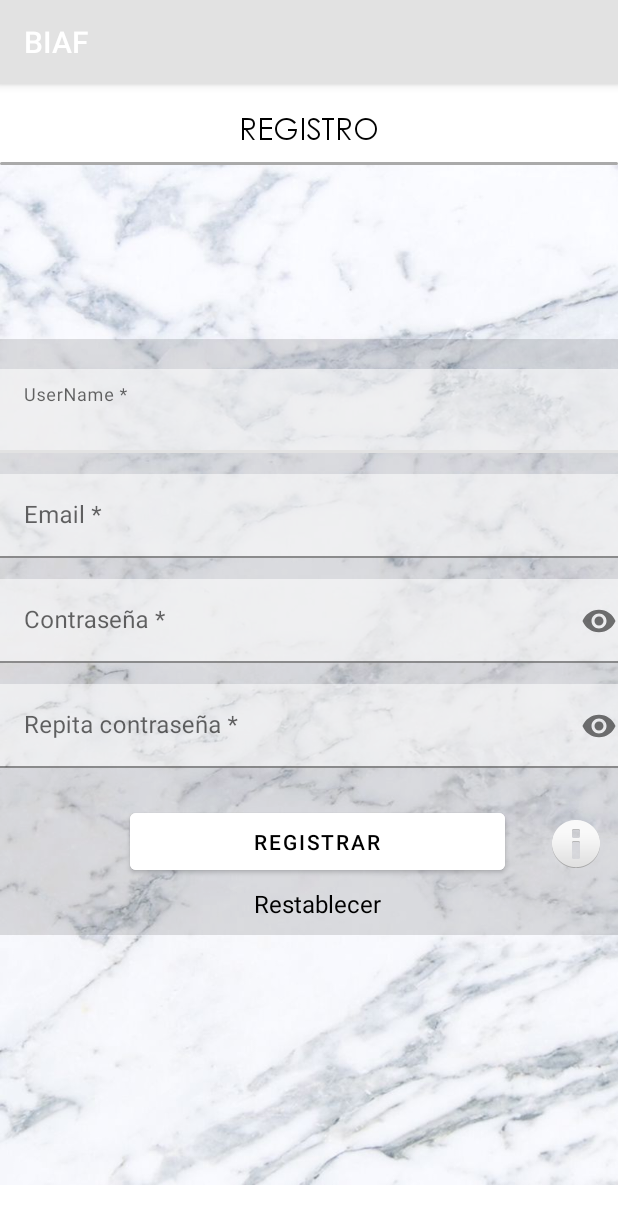
After one commit to kittipau/ProyectoFinal, an Android app: the fragment RegistroFragment shown on its own in the app's theme, on a phone screen of 412 x 824 dp. The commit adds this screen. Shown: the top 1224 px of the screen. Run offline under Robolectric (Android 15) with nearby library versions, the phone set to English and light mode, and no system bars.

Commit message:
COSITAS NUEVAS

```diff
--- /dev/null
+++ b/appBiaf/src/main/java/com/example/appBiaf/Cliente.java
@@ -0,0 +1,53 @@
+package com.example.appBiaf;
+
+import java.io.DataOutputStream;
+import java.io.IOException;
+import java.io.ObjectInputStream;
+import java.io.ObjectOutputStream;
+import java.io.OutputStream;
+import java.net.Socket;
+
+public class Cliente extends Thread {
+
+    public Cliente() {
+    }
+
+    @Override
+    public void run() {
+        try {
+
+            String equipoServidor = "127.0.0.1";
+            int puertoServidor = 30500;
+
+            /** Se abre un socket en el cliente, y dicho socket establece
+             "una conexión con el socket del servidor situado en el puerto 30500 de la 127.0.0.1" */
+            Socket socketCliente = new Socket(equipoServidor, puertoServidor);
+
+
+            //Se cierra el cliente
+            socketCliente.close();
+        } catch (IOException e) {
+            System.out.println(e.getMessage());
+        }
+    }
+
+        public void gestionarComunicacion (Socket socketCliente, Object objeto) {
+            try {
+                //El cliente contruye el objetco y lo envia al servidor
+                ObjectOutputStream oos = new ObjectOutputStream(socketCliente.getOutputStream());
+                oos.writeObject(objeto);
+
+                //El cliente recibe un objeto del servidor
+                ObjectInputStream ois = new ObjectInputStream(socketCliente.getInputStream());
+                // Se lee el objeto recibido
+                objeto  = (Object) ois.readObject();
+
+                //Se cierra la comunicación
+                ois.close();
+                oos.close();
+            } catch (IOException | ClassNotFoundException ex) {
+                System.out.println(ex.getMessage());
+            }
+        }
+
+    }
--- a/appBiaf/src/main/java/com/example/appBiaf/InicioSesionFragment.java
+++ b/appBiaf/src/main/java/com/example/appBiaf/InicioSesionFragment.java
@@ -1,17 +1,28 @@
 package com.example.appBiaf;
 
+import android.content.Intent;
 import android.os.Bundle;
 
 import androidx.annotation.NonNull;
 import androidx.fragment.app.Fragment;
+import androidx.fragment.app.FragmentManager;
+import androidx.fragment.app.FragmentTransaction;
 
 import android.view.LayoutInflater;
 import android.view.View;
 import android.view.ViewGroup;
+import android.widget.Button;
+import android.widget.TextView;
 
+import com.example.appBiaf.databinding.FragmentHomeBinding;
 import com.example.appBiaf.databinding.FragmentInicioSesionBinding;
 
+import org.w3c.dom.Text;
+
 public class InicioSesionFragment extends Fragment {
+
+
+
 
 
     private FragmentInicioSesionBinding binding;
@@ -20,7 +31,34 @@ public class InicioSesionFragment extends Fragment {
                              ViewGroup container, Bundle savedInstanceState) {
         binding = FragmentInicioSesionBinding.inflate(inflater, container, false);
         View root = binding.getRoot();
+
+        TextView text = root.findViewById(R.id.textView2);
+        text.setOnClickListener(new View.OnClickListener() {
+            @Override
+            public void onClick(View view) {
+
+                // Crear fragmento de tu clase
+                Fragment fragment = (InicioSesionFragment) getParentFragmentManager().findFragmentById(R.id.fragment_container_view_tag);
+                // Obtener el administrador de fragmentos a través de la actividad
+                FragmentManager fragmentManager = getActivity().getSupportFragmentManager();
+                // Definir una transacción
+                FragmentTransaction fragmentTransaction = fragmentManager.beginTransaction();
+                // Remplazar el contenido principal por el fragmento
+                fragmentTransaction.replace(R.id.fragment_container_view_tag, fragment);
+                fragmentTransaction.addToBackStack(null);
+                // Cambiar
+                fragmentTransaction.commit();
+            }
+        });
+
+
+
+
         return root;
+
+
+
+
     }
     @Override
     public void onDestroyView() {
--- /dev/null
+++ b/appBiaf/src/main/java/com/example/appBiaf/RegistroFragment.java
@@ -0,0 +1,64 @@
+package com.example.appBiaf;
+
+import android.os.Bundle;
+
+import androidx.fragment.app.Fragment;
+
+import android.view.LayoutInflater;
+import android.view.View;
+import android.view.ViewGroup;
+
+/**
+ * A simple {@link Fragment} subclass.
+ * Use the {@link RegistroFragment#newInstance} factory method to
+ * create an instance of this fragment.
+ */
+public class RegistroFragment extends Fragment {
+
+    // TODO: Rename parameter arguments, choose names that match
+    // the fragment initialization parameters, e.g. ARG_ITEM_NUMBER
+    private static final String ARG_PARAM1 = "param1";
+    private static final String ARG_PARAM2 = "param2";
+
+    // TODO: Rename and change types of parameters
+    private String mParam1;
+    private String mParam2;
+
+    public RegistroFragment() {
+        // Required empty public constructor
+    }
+
+    /**
+     * Use this factory method to create a new instance of
+     * this fragment using the provided parameters.
+     *
+     * @param param1 Parameter 1.
+     * @param param2 Parameter 2.
+     * @return A new instance of fragment RegistroFragment.
+     */
+    // TODO: Rename and change types and number of parameters
+    public static RegistroFragment newInstance(String param1, String param2) {
+        RegistroFragment fragment = new RegistroFragment();
+        Bundle args = new Bundle();
+        args.putString(ARG_PARAM1, param1);
+        args.putString(ARG_PARAM2, param2);
+        fragment.setArguments(args);
+        return fragment;
+    }
+
+    @Override
+    public void onCreate(Bundle savedInstanceState) {
+        super.onCreate(savedInstanceState);
+        if (getArguments() != null) {
+            mParam1 = getArguments().getString(ARG_PARAM1);
+            mParam2 = getArguments().getString(ARG_PARAM2);
+        }
+    }
+
+    @Override
+    public View onCreateView(LayoutInflater inflater, ViewGroup container,
+                             Bundle savedInstanceState) {
+        // Inflate the layout for this fragment
+        return inflater.inflate(R.layout.fragment_registro, container, false);
+    }
+}
--- a/appBiaf/src/main/res/layout/fragment_inicio_sesion.xml
+++ b/appBiaf/src/main/res/layout/fragment_inicio_sesion.xml
@@ -92,7 +92,7 @@
                     android:id="@+id/userEmail2"
                     android:layout_width="match_parent"
                     android:layout_height="55dp"
-                    android:background="#30000000"
+                    android:background="#90FFFFFF"
                     android:fontFamily="@font/gothiccb" />
 
             </com.google.android.material.textfield.TextInputLayout>
@@ -106,7 +106,6 @@
                 android:layout_below="@id/userEmail"
                 android:layout_marginTop="15dp"
                 android:hint="@string/logincontra"
-                android:textColor="@color/white"
                 app:endIconMode="password_toggle"
                 app:errorEnabled="true"
                 app:helperTextEnabled="true">
@@ -116,7 +115,7 @@
                     android:id="@+id/userPassword2"
                     android:layout_width="match_parent"
                     android:layout_height="wrap_content"
-                    android:background="#30000000"
+                    android:background="#90FFFFFF"
                     android:fontFamily="@font/gothiccb"
                     android:inputType="textPassword" />
 
@@ -132,8 +131,7 @@
                 android:layout_marginEnd="72dp"
                 android:backgroundTint="@color/white"
                 android:text="@string/loginiciar"
-                android:textColor="@color/black"
-                 />
+                android:textColor="@color/black" />
 
             <TextView
                 android:id="@+id/textView2"
--- /dev/null
+++ b/appBiaf/src/main/res/layout/fragment_registro.xml
@@ -0,0 +1,194 @@
+<?xml version="1.0" encoding="utf-8"?>
+<androidx.constraintlayout.widget.ConstraintLayout xmlns:android="http://schemas.android.com/apk/res/android"
+    xmlns:app="http://schemas.android.com/apk/res-auto"
+    xmlns:tools="http://schemas.android.com/tools"
+    android:layout_width="match_parent"
+    android:layout_height="match_parent"
+    tools:context=".RegistroFragment"
+    >
+
+    <TextView
+        android:id="@+id/nav_iniciosesion"
+        android:layout_width="match_parent"
+        android:layout_height="wrap_content"
+        android:layout_centerHorizontal="true"
+        android:fontFamily="@font/gothic"
+        android:text="@string/menu_registro"
+        android:textAlignment="center"
+        android:textColor="@color/black"
+        android:textSize="20sp"
+        app:layout_constraintBottom_toBottomOf="parent"
+        app:layout_constraintEnd_toEndOf="parent"
+        app:layout_constraintHorizontal_bias="0.498"
+        app:layout_constraintStart_toStartOf="parent"
+        app:layout_constraintTop_toTopOf="parent"
+        app:layout_constraintVertical_bias="0.022" />
+
+    <View
+        android:id="@+id/view"
+        android:layout_width="match_parent"
+        android:layout_height="2dp"
+        android:layout_marginTop="8dp"
+        android:background="@drawable/separador"
+        app:layout_constraintTop_toBottomOf="@+id/nav_iniciosesion"
+        tools:layout_editor_absoluteX="0dp"
+        />
+
+
+    <androidx.constraintlayout.widget.ConstraintLayout
+
+        android:layout_width="423dp"
+        android:layout_height="680dp"
+        android:background="@drawable/marmol"
+        app:layout_constraintTop_toBottomOf="@+id/view"
+        tools:layout_editor_absoluteX="1dp">
+
+
+        <RelativeLayout
+            android:layout_width="match_parent"
+            android:layout_height="wrap_content"
+            android:layout_marginTop="116dp"
+            android:background="#20000000"
+            app:layout_constraintTop_toTopOf="parent"
+            tools:layout_editor_absoluteX="0dp">
+
+
+            <com.google.android.material.textfield.TextInputLayout
+                android:id="@+id/Regusuario"
+                android:layout_width="match_parent"
+                android:layout_height="70dp"
+                android:layout_marginTop="20dp"
+                android:hint="@string/registrouser"
+                app:errorEnabled="true"
+                app:helperTextEnabled="true"
+                app:hintTextColor="?android:attr/textColorHint">
+
+                <!-- Editext para insertar el usuario-->
+                <com.google.android.material.textfield.TextInputEditText
+                    android:id="@+id/Regusuario2"
+                    android:layout_width="match_parent"
+                    android:layout_height="wrap_content"
+                    android:background="#90FFFFFF"
+                    />
+
+            </com.google.android.material.textfield.TextInputLayout>
+
+            <!-- Contenedor  para insertar el mail-->
+
+            <com.google.android.material.textfield.TextInputLayout
+                android:id="@+id/Regemail"
+                android:layout_width="match_parent"
+                android:layout_height="70dp"
+                android:layout_below="@id/Regusuario"
+                android:hint="@string/registroemail"
+                app:errorEnabled="true"
+                app:helperTextEnabled="true"
+                app:hintTextColor="?android:attr/textColorHint">
+
+                <!-- Editext para insertar el mail-->
+
+                <com.google.android.material.textfield.TextInputEditText
+                    android:id="@+id/Regemail2"
+                    android:layout_width="match_parent"
+                    android:layout_height="wrap_content"
+                    android:background="#90FFFFFF"
+
+                    />
+
+            </com.google.android.material.textfield.TextInputLayout>
+
+
+            <!-- Contenedor  para insertar la contraseña-->
+
+            <com.google.android.material.textfield.TextInputLayout
+                android:id="@+id/Regcontraseña"
+                android:layout_width="match_parent"
+                android:layout_height="70dp"
+                android:layout_below="@id/Regemail"
+                android:hint="@string/registrocontraseña"
+                app:endIconMode="password_toggle"
+                app:errorEnabled="true"
+                app:helperTextEnabled="true">
+
+                <!-- Editext para insertar la contraseña-->
+
+                <com.google.android.material.textfield.TextInputEditText
+                    android:id="@+id/Regcontraseña2"
+                    android:layout_width="match_parent"
+                    android:layout_height="wrap_content"
+                    android:background="#90FFFFFF"
+
+                    android:inputType="textPassword" />
+
+            </com.google.android.material.textfield.TextInputLayout>
+
+            <!-- Contenedor  para insertar la validación de la contraseña-->
+
+            <com.google.android.material.textfield.TextInputLayout
+                android:id="@+id/RegRepcontraseña"
+                android:layout_width="match_parent"
+                android:layout_height="70dp"
+                android:layout_below="@id/Regcontraseña"
+                android:hint="@string/registrocontraseña2"
+                app:endIconMode="password_toggle"
+                app:errorEnabled="true"
+                app:helperTextEnabled="true">
+
+                <!-- Editext para insertar la validación de la contraseña-->
+
+                <com.google.android.material.textfield.TextInputEditText
+                    android:id="@+id/RegRepcontraseña2"
+                    android:layout_width="match_parent"
+                    android:layout_height="wrap_content"
+                    android:background="#90FFFFFF"
+                    android:inputType="textPassword" />
+
+            </com.google.android.material.textfield.TextInputLayout>
+
+            <!-- Boton para registrar el usuario-->
+
+            <Button
+                android:id="@+id/buttonRegistrar"
+                android:layout_width="250dp"
+                android:layout_height="50dp"
+                android:layout_below="@+id/RegRepcontraseña"
+                android:layout_centerInParent="true"
+                android:layout_marginTop="10dp"
+                android:text="@string/registroRegistrar"
+                android:textColor="@color/black"
+                android:backgroundTint="@color/white" />
+
+            <!-- Textview para poner los campos en blanco-->
+
+            <ImageButton
+                android:id="@+id/buttoninfo"
+                android:layout_width="60dp"
+                android:layout_height="wrap_content"
+                android:layout_below="@+id/buttonRegistrar"
+                android:layout_alignRight="@+id/buttonRegistrar"
+                android:layout_marginTop="-39dp"
+                android:layout_marginRight="-77dp"
+                android:background="#00000000"
+                android:backgroundTint="#9ED823BA"
+                android:text="@string/registroRegistrar"
+                android:textColor="@color/black"
+                app:srcCompat="@android:drawable/ic_dialog_info" />
+
+            <TextView
+                android:id="@+id/registrores"
+                android:layout_width="wrap_content"
+                android:layout_height="wrap_content"
+                android:layout_below="@id/buttonRegistrar"
+                android:layout_centerHorizontal="true"
+                android:layout_marginStart="10dp"
+                android:layout_marginTop="5dp"
+                android:layout_marginEnd="10dp"
+                android:layout_marginBottom="10dp"
+                android:text="@string/registroRestablecer"
+                android:textColor="@color/black"
+                android:textSize="16dp" />
+        </RelativeLayout>
+
+    </androidx.constraintlayout.widget.ConstraintLayout>
+
+</androidx.constraintlayout.widget.ConstraintLayout>
--- a/appBiaf/src/main/res/values/strings.xml
+++ b/appBiaf/src/main/res/values/strings.xml
@@ -18,6 +18,7 @@
 
     <string name="texto_inicio">PASIÓN, ARTESANÍA Y LEGADO</string>
 
+    <!-- texto del concurso -->
     <string name="sobreconcurso0">CONCURSO</string>
     <string name="sobreconcurso1">El concurso internacional de diseño de moda de BIAAF está dirigido a diseñadores emergentes de todo el mundo de entre 18 y 35 años, tiene una periodicidad bienal y cuenta con la colaboración y especial asesoramiento de profesionales de prestigio en los ámbitos de la moda y la cultura.</string>
     <string name="sobreconcurso2">El carácter internacional de BIAAF pretende favorecer el enriquecimiento intercultural y la promoción de la moda como auténtico bien cultural, en estrecha relación con los valores artísticos. Por ello, todos los trabajos presentados a concurso deben aportar como valor añadido el estar inspirados o relacionados directamente con el mundo del arte.</string>
@@ -42,12 +43,12 @@
     <string name="sobreconcurso20">CALENDARIO PREVISTO</string>
     <string name="sobreconcurso21">CALENDARIO PREVISTO</string>
 
+
     <!-- Strings de sobre nosotros -->
     <string name="sobrenosotros">Bilbao International Art and Fashion – BIAAF es una plataforma dedicada a descubrir, apoyar y lanzar diseñadores emergentes de moda de todo el mundo que demuestren en sus creaciones altas dosis de talento, innovación y creatividad.</string>
     <string name="sobrenosotros0">Nuestro objetivo principal es dar a los diseñadores emergentes visibilidad internacional tanto dentro de la industria de la moda, como al público general y a los medios de comunicación.</string>
 
     <string name="sobrenosotros1">Nos mantenemos en contacto permanente con jóvenes diseñadores, escuelas de diseño y profesionales de la industria de la moda de reconocido prestigio y ámbito internacional, desarrollando actividades como el concurso de diseño de moda Bilbao International Art and Fashion, foros, conferencias, cursos en escuelas de reconocido prestigio internacional, etc.</string>
-
 
 
     <!-- Strings del loggin -->
@@ -56,19 +57,22 @@
     <string name="loginiciar">Iniciar sesión</string>
     <string name="loginregistrar">Registrar</string>
 
-    <!--Navegacion -->
+    <!--Títulos -->
     <string name="menu_diseñadores">DISEÑADORES</string>
-    <string name="Contacto">CONTACTO</string>
+    <string name="menu_contacto">CONTACTO</string>
     <string name="menu_concurso">CONCURSO</string>
+    <string name="menu_registro">REGISTRO</string>
+    <string name="menu_iniciosesion">INICIA SESIÓN</string>
 
 
-    <!--Actividad de Equipo directivo -->
-    <string name="Equipo_Director">DIRECTOR:</string>
-    <string name="Equipo_jefe_ESO">JEFE DE ESTUDIOS DE SECUNDARIA:</string>
-    <string name="Equipo_jefe_FP">JEFE DE ESTUDIOS DE FORMACIÓN PROFESIONAL:</string>
-    <string name="Equipo_Secretario">SECRETARIO:</string>
-    <string name="Equipo_Jefe_Adjunto">JEFE DE ESTUDIOS ADJUNTO:</string>
-    <string name="title_activity_moodle">Moodle</string>
+    <!-- Strings del Registro -->
+    <string name="registrouser">UserName *</string>
+    <string name="registroemail">Email *</string>
+    <string name="registrocontraseña">Contraseña *</string>
+    <string name="registrocontraseña2">Repita contraseña *</string>
+    <string name="registroRegistrar">Registrar</string>
+    <string name="registroRestablecer">Restablecer</string>
+
 
     <!--Actividad de Moodle Loggino -->
     <string name="Usuario">Usuario</string>
@@ -80,6 +84,8 @@
     <string name="name">Nombre</string>
     <string name="last_name">Apellidos</string>
     <string name="verfication_code">Código de verificación</string>
+    <!-- TODO: Remove or change this placeholder text -->
+    <string name="hello_blank_fragment">Hello blank fragment</string>
 
 
 </resources>
```
